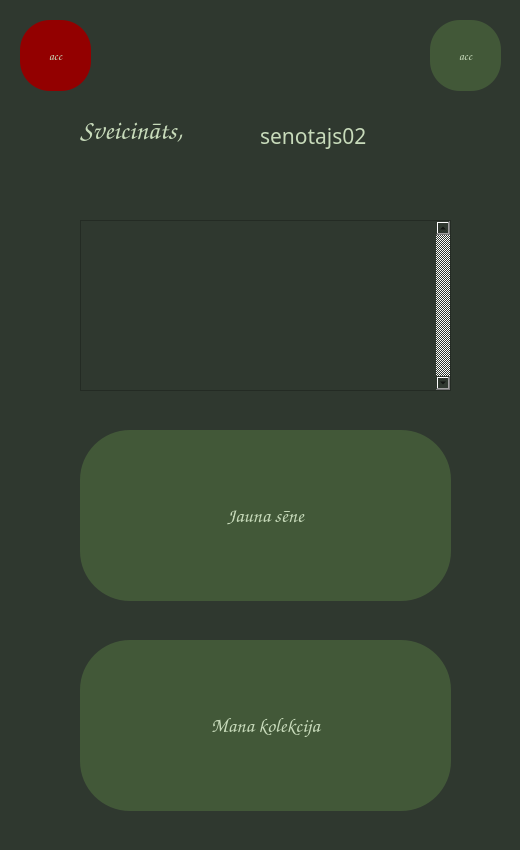
The window that home.ui (tebuu24/Senu-kolekcionars-2025) describes before a commit, drawn with Qt 5.
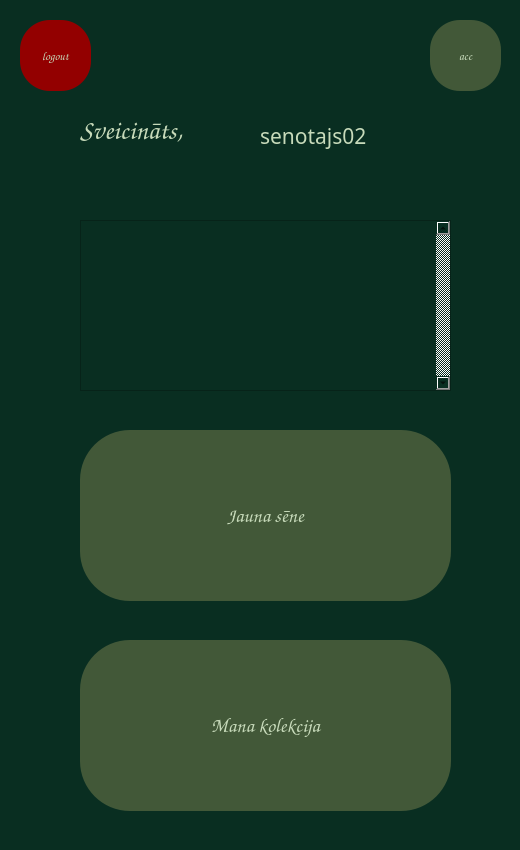
The same window after the commit.

Commit message: ui update esošajiem

```diff
--- a/home.ui
+++ b/home.ui
@@ -40,7 +40,7 @@
    <string>Pieteikties</string>
   </property>
   <property name="styleSheet">
-   <string notr="true">background-color: rgb(47, 56, 47);</string>
+   <string notr="true">background-color: rgb(9, 46, 33);</string>
   </property>
   <widget class="QLabel" name="hellotitle">
    <property name="geometry">
@@ -78,9 +78,9 @@
       <colorrole role="Button">
        <brush brushstyle="SolidPattern">
         <color alpha="255">
-         <red>47</red>
-         <green>56</green>
-         <blue>47</blue>
+         <red>9</red>
+         <green>46</green>
+         <blue>33</blue>
         </color>
        </brush>
       </colorrole>
@@ -96,18 +96,18 @@
       <colorrole role="Base">
        <brush brushstyle="SolidPattern">
         <color alpha="255">
-         <red>47</red>
-         <green>56</green>
-         <blue>47</blue>
+         <red>9</red>
+         <green>46</green>
+         <blue>33</blue>
         </color>
        </brush>
       </colorrole>
       <colorrole role="Window">
        <brush brushstyle="SolidPattern">
         <color alpha="255">
-         <red>47</red>
-         <green>56</green>
-         <blue>47</blue>
+         <red>9</red>
+         <green>46</green>
+         <blue>33</blue>
         </color>
        </brush>
       </colorrole>
@@ -125,9 +125,9 @@
       <colorrole role="Button">
        <brush brushstyle="SolidPattern">
         <color alpha="255">
-         <red>47</red>
-         <green>56</green>
-         <blue>47</blue>
+         <red>9</red>
+         <green>46</green>
+         <blue>33</blue>
         </color>
        </brush>
       </colorrole>
@@ -143,18 +143,18 @@
       <colorrole role="Base">
        <brush brushstyle="SolidPattern">
         <color alpha="255">
-         <red>47</red>
-         <green>56</green>
-         <blue>47</blue>
+         <red>9</red>
+         <green>46</green>
+         <blue>33</blue>
         </color>
        </brush>
       </colorrole>
       <colorrole role="Window">
        <brush brushstyle="SolidPattern">
         <color alpha="255">
-         <red>47</red>
-         <green>56</green>
-         <blue>47</blue>
+         <red>9</red>
+         <green>46</green>
+         <blue>33</blue>
         </color>
        </brush>
       </colorrole>
@@ -172,9 +172,9 @@
       <colorrole role="Button">
        <brush brushstyle="SolidPattern">
         <color alpha="255">
-         <red>47</red>
-         <green>56</green>
-         <blue>47</blue>
+         <red>9</red>
+         <green>46</green>
+         <blue>33</blue>
         </color>
        </brush>
       </colorrole>
@@ -190,18 +190,18 @@
       <colorrole role="Base">
        <brush brushstyle="SolidPattern">
         <color alpha="255">
-         <red>47</red>
-         <green>56</green>
-         <blue>47</blue>
+         <red>9</red>
+         <green>46</green>
+         <blue>33</blue>
         </color>
        </brush>
       </colorrole>
       <colorrole role="Window">
        <brush brushstyle="SolidPattern">
         <color alpha="255">
-         <red>47</red>
-         <green>56</green>
-         <blue>47</blue>
+         <red>9</red>
+         <green>46</green>
+         <blue>33</blue>
         </color>
        </brush>
       </colorrole>
@@ -707,9 +707,9 @@
       <colorrole role="Button">
        <brush brushstyle="SolidPattern">
         <color alpha="255">
-         <red>47</red>
-         <green>56</green>
-         <blue>47</blue>
+         <red>9</red>
+         <green>46</green>
+         <blue>33</blue>
         </color>
        </brush>
       </colorrole>
@@ -725,18 +725,18 @@
       <colorrole role="Base">
        <brush brushstyle="SolidPattern">
         <color alpha="255">
-         <red>47</red>
-         <green>56</green>
-         <blue>47</blue>
+         <red>9</red>
+         <green>46</green>
+         <blue>33</blue>
         </color>
        </brush>
       </colorrole>
       <colorrole role="Window">
        <brush brushstyle="SolidPattern">
         <color alpha="255">
-         <red>47</red>
-         <green>56</green>
-         <blue>47</blue>
+         <red>9</red>
+         <green>46</green>
+         <blue>33</blue>
         </color>
        </brush>
       </colorrole>
@@ -754,9 +754,9 @@
       <colorrole role="Button">
        <brush brushstyle="SolidPattern">
         <color alpha="255">
-         <red>47</red>
-         <green>56</green>
-         <blue>47</blue>
+         <red>9</red>
+         <green>46</green>
+         <blue>33</blue>
         </color>
        </brush>
       </colorrole>
@@ -772,18 +772,18 @@
       <colorrole role="Base">
        <brush brushstyle="SolidPattern">
         <color alpha="255">
-         <red>47</red>
-         <green>56</green>
-         <blue>47</blue>
+         <red>9</red>
+         <green>46</green>
+         <blue>33</blue>
         </color>
        </brush>
       </colorrole>
       <colorrole role="Window">
        <brush brushstyle="SolidPattern">
         <color alpha="255">
-         <red>47</red>
-         <green>56</green>
-         <blue>47</blue>
+         <red>9</red>
+         <green>46</green>
+         <blue>33</blue>
         </color>
        </brush>
       </colorrole>
@@ -801,9 +801,9 @@
       <colorrole role="Button">
        <brush brushstyle="SolidPattern">
         <color alpha="255">
-         <red>47</red>
-         <green>56</green>
-         <blue>47</blue>
+         <red>9</red>
+         <green>46</green>
+         <blue>33</blue>
         </color>
        </brush>
       </colorrole>
@@ -819,18 +819,18 @@
       <colorrole role="Base">
        <brush brushstyle="SolidPattern">
         <color alpha="255">
-         <red>47</red>
-         <green>56</green>
-         <blue>47</blue>
+         <red>9</red>
+         <green>46</green>
+         <blue>33</blue>
         </color>
        </brush>
       </colorrole>
       <colorrole role="Window">
        <brush brushstyle="SolidPattern">
         <color alpha="255">
-         <red>47</red>
-         <green>56</green>
-         <blue>47</blue>
+         <red>9</red>
+         <green>46</green>
+         <blue>33</blue>
         </color>
        </brush>
       </colorrole>
@@ -894,7 +894,7 @@
 color: rgb(199, 218, 186);</string>
    </property>
    <property name="text">
-    <string>acc</string>
+    <string>logout</string>
    </property>
   </widget>
  </widget>
```
The commit also changes 6 other files.
